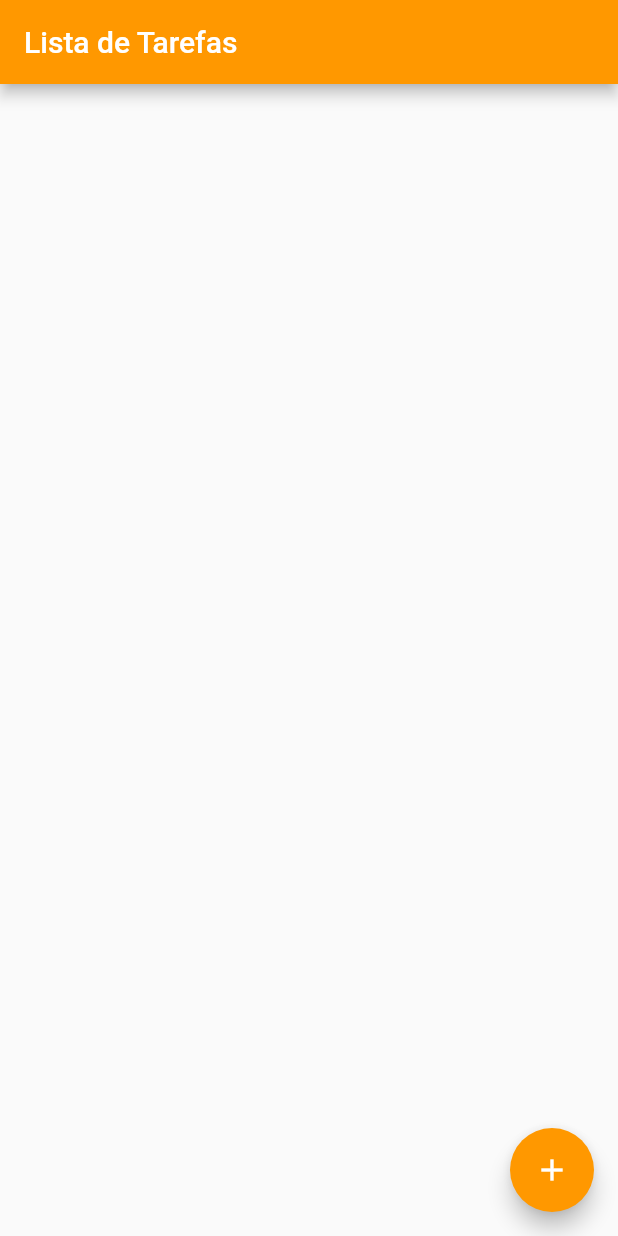
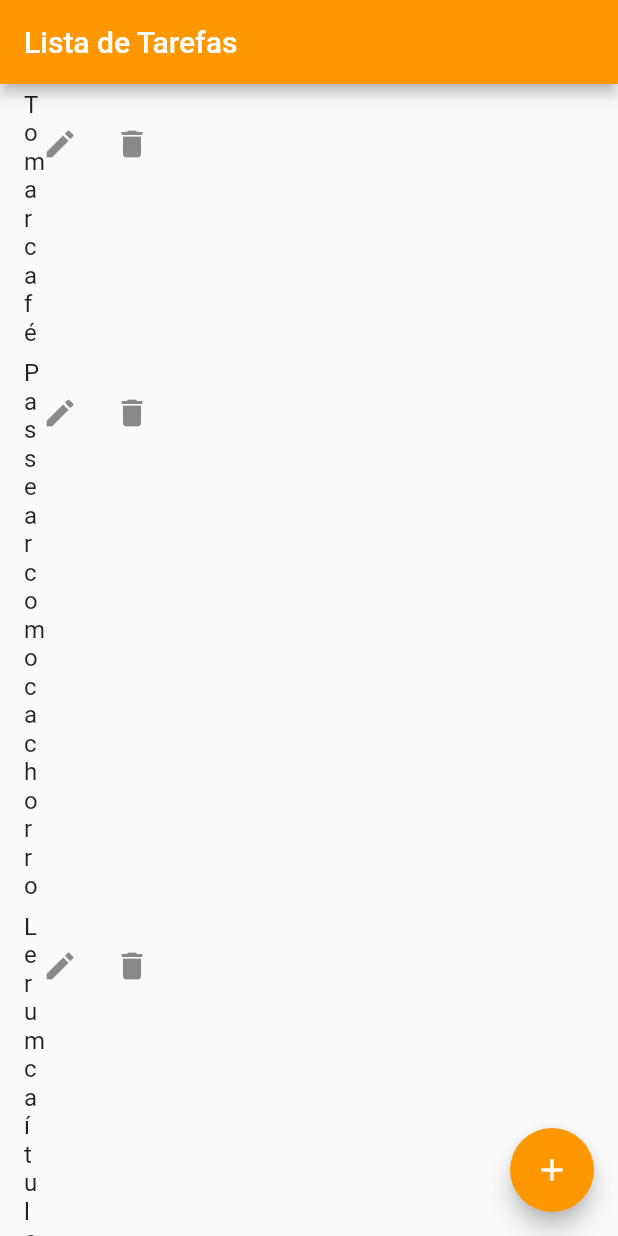
Before and after one commit to jonatafranca/tarefasCRUD, a Flutter app: the screen it shows after launch, on a phone screen of 412 x 824 dp. Run offline on Flutter 3.47's test engine with Material 2 defaults, Android fonts, the phone set to English and light mode, and no system bars.

Commit message:
list tile

```diff
--- /dev/null
+++ b/lib/componets/tarefas_tile.dart
@@ -0,0 +1,26 @@
+import 'package:flutter/material.dart';
+import 'package:tarefas_crud/models/tarefas.dart';
+
+class TarefaTile extends StatelessWidget {
+  final Tarefa tarefa;
+  const TarefaTile(this.tarefa);
+
+  @override
+  Widget build(BuildContext context) {
+    return ListTile(
+      title: Text(tarefa.name),
+      trailing: Row(
+        children: <Widget>[
+          IconButton(
+            onPressed: () => {},
+            icon: Icon(Icons.edit),
+          ),
+          IconButton(
+            onPressed: () => {},
+            icon: Icon(Icons.delete),
+          )
+        ],
+      ),
+    );
+  }
+}
--- a/lib/models/tarefas.dart
+++ b/lib/models/tarefas.dart
@@ -1,5 +1,3 @@
-import 'package:flutter/material.dart';
-
 class Tarefa {
   final String id;
   final String name;
--- a/lib/views/tarefa_list.dart
+++ b/lib/views/tarefa_list.dart
@@ -1,8 +1,12 @@
 import 'package:flutter/material.dart';
+import 'package:tarefas_crud/componets/tarefas_tile.dart';
+import 'package:tarefas_crud/data/rotina_tarefas.dart';
 
 class TarefaList extends StatelessWidget {
   @override
   Widget build(BuildContext context) {
+    final tarefas = {...ROTINA_TAREFAS};
+
     return Scaffold(
       appBar: AppBar(
         title: Text(
@@ -10,9 +14,10 @@ class TarefaList extends StatelessWidget {
           style: TextStyle(color: Colors.white),
         ),
       ),
-      body: Center(
-          // child: ListView.builder(),
-          ),
+      body: ListView.builder(
+        itemCount: tarefas.length,
+        itemBuilder: (ctx, i) => TarefaTile(tarefas.values.elementAt(i)),
+      ),
       floatingActionButton: FloatingActionButton(
         onPressed: () => {},
         // tooltip: 'Increment',
```
